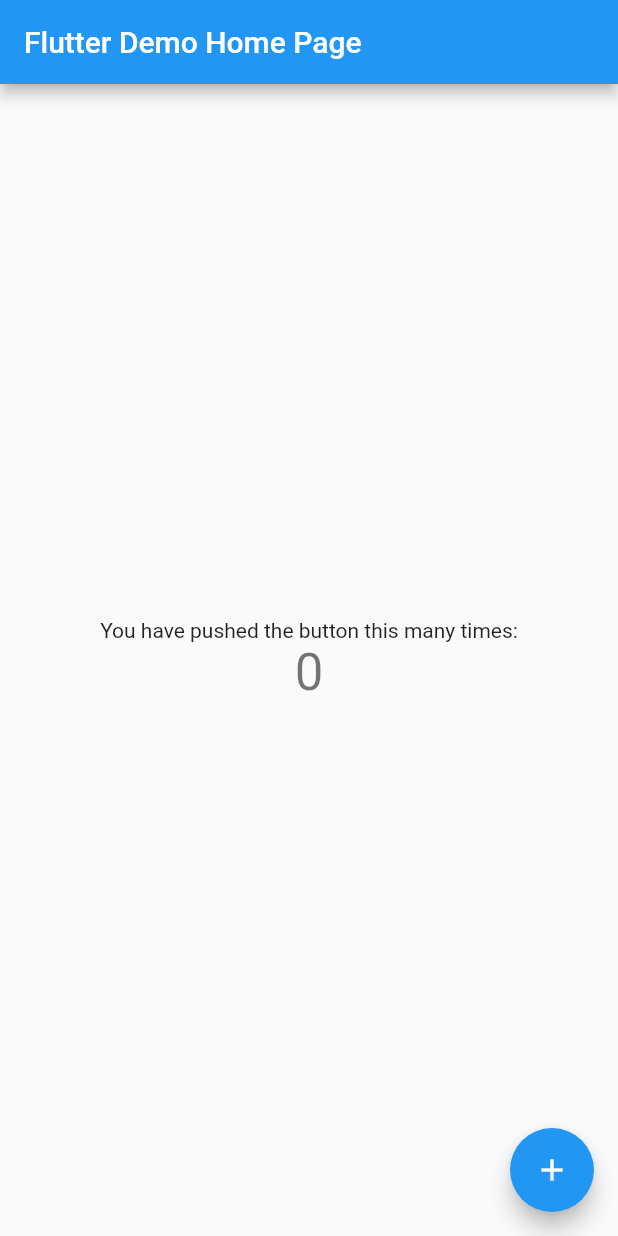
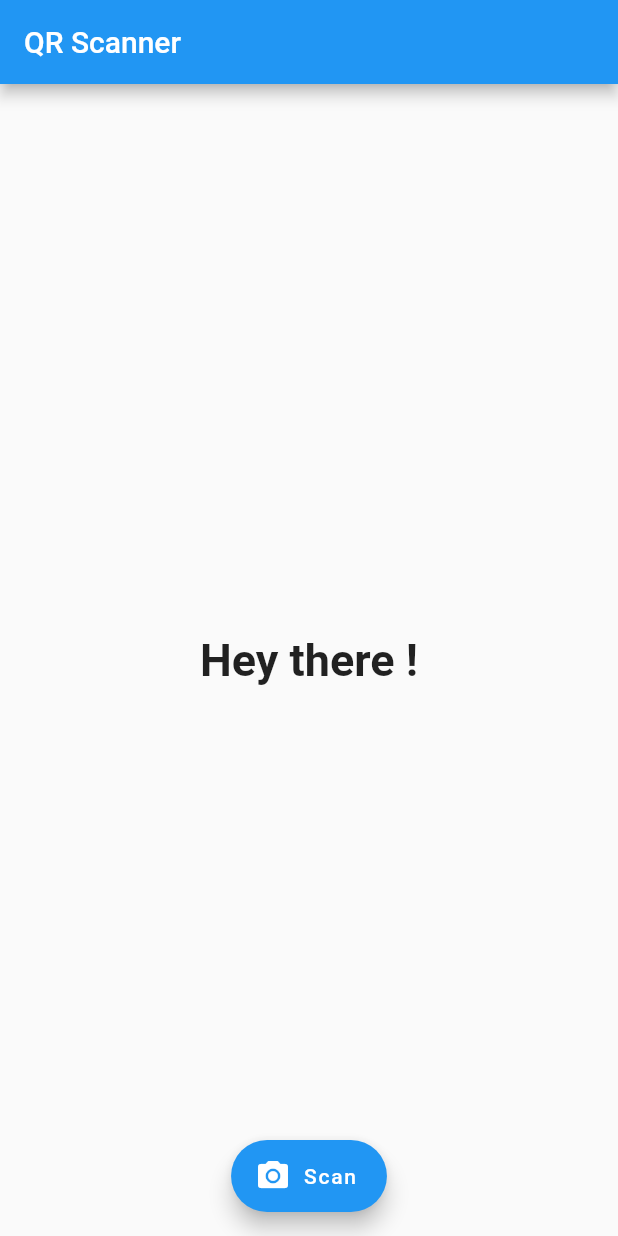
Before and after one commit to StephanotZaf/flutter-qr-presence, a Flutter app: the screen it shows after launch, on a phone screen of 412 x 824 dp. Run offline on Flutter 3.47's test engine with Material 2 defaults, Android fonts, the phone set to English and light mode, and no system bars; missing offline and left inert: barcode_scan.

Commit message:
First commit

```diff
--- a/lib/main.dart
+++ b/lib/main.dart
@@ -1,111 +1,69 @@
+import 'dart:async';
+
 import 'package:flutter/material.dart';
+import 'package:barcode_scan/barcode_scan.dart';
+import 'package:flutter/services.dart';
 
-void main() => runApp(MyApp());
+void main() => runApp(MaterialApp(
+      debugShowCheckedModeBanner: false,
+      home: HomePage(),
+    ));
 
-class MyApp extends StatelessWidget {
-  // This widget is the root of your application.
+class HomePage extends StatefulWidget {
   @override
-  Widget build(BuildContext context) {
-    return MaterialApp(
-      title: 'Flutter Demo',
-      theme: ThemeData(
-        // This is the theme of your application.
-        //
-        // Try running your application with "flutter run". You'll see the
-        // application has a blue toolbar. Then, without quitting the app, try
-        // changing the primarySwatch below to Colors.green and then invoke
-        // "hot reload" (press "r" in the console where you ran "flutter run",
-        // or simply save your changes to "hot reload" in a Flutter IDE).
-        // Notice that the counter didn't reset back to zero; the application
-        // is not restarted.
-        primarySwatch: Colors.blue,
-      ),
-      home: MyHomePage(title: 'Flutter Demo Home Page'),
-    );
+  HomePageState createState() {
+    return new HomePageState();
   }
 }
 
-class MyHomePage extends StatefulWidget {
-  MyHomePage({Key key, this.title}) : super(key: key);
+class HomePageState extends State<HomePage> {
+  String result = "Hey there !";
 
-  // This widget is the home page of your application. It is stateful, meaning
-  // that it has a State object (defined below) that contains fields that affect
-  // how it looks.
-
-  // This class is the configuration for the state. It holds the values (in this
-  // case the title) provided by the parent (in this case the App widget) and
-  // used by the build method of the State. Fields in a Widget subclass are
-  // always marked "final".
-
-  final String title;
-
-  @override
-  _MyHomePageState createState() => _MyHomePageState();
-}
-
-class _MyHomePageState extends State<MyHomePage> {
-  int _counter = 0;
-
-  void _incrementCounter() {
-    setState(() {
-      // This call to setState tells the Flutter framework that something has
-      // changed in this State, which causes it to rerun the build method below
-      // so that the display can reflect the updated values. If we changed
-      // _counter without calling setState(), then the build method would not be
-      // called again, and so nothing would appear to happen.
-      _counter++;
-    });
+  Future _scanQR() async {
+    try {
+      String qrResult = await BarcodeScanner.scan();
+      setState(() {
+        result = qrResult;
+      });
+    } on PlatformException catch (ex) {
+      if (ex.code == BarcodeScanner.CameraAccessDenied) {
+        setState(() {
+          result = "Camera permission was denied";
+        });
+      } else {
+        setState(() {
+          result = "Unknown Error $ex";
+        });
+      }
+    } on FormatException {
+      setState(() {
+        result = "You pressed the back button before scanning anything";
+      });
+    } catch (ex) {
+      setState(() {
+        result = "Unknown Error $ex";
+      });
+    }
   }
 
   @override
   Widget build(BuildContext context) {
-    // This method is rerun every time setState is called, for instance as done
-    // by the _incrementCounter method above.
-    //
-    // The Flutter framework has been optimized to make rerunning build methods
-    // fast, so that you can just rebuild anything that needs updating rather
-    // than having to individually change instances of widgets.
     return Scaffold(
       appBar: AppBar(
-        // Here we take the value from the MyHomePage object that was created by
-        // the App.build method, and use it to set our appbar title.
-        title: Text(widget.title),
+        title: Text("QR Scanner"),
       ),
       body: Center(
-        // Center is a layout widget. It takes a single child and positions it
-        // in the middle of the parent.
-        child: Column(
-          // Column is also a layout widget. It takes a list of children and
-          // arranges them vertically. By default, it sizes itself to fit its
-          // children horizontally, and tries to be as tall as its parent.
-          //
-          // Invoke "debug painting" (press "p" in the console, choose the
-          // "Toggle Debug Paint" action from the Flutter Inspector in Android
-          // Studio, or the "Toggle Debug Paint" command in Visual Studio Code)
-          // to see the wireframe for each widget.
-          //
-          // Column has various properties to control how it sizes itself and
-          // how it positions its children. Here we use mainAxisAlignment to
-          // center the children vertically; the main axis here is the vertical
-          // axis because Columns are vertical (the cross axis would be
-          // horizontal).
-          mainAxisAlignment: MainAxisAlignment.center,
-          children: <Widget>[
-            Text(
-              'You have pushed the button this many times:',
-            ),
-            Text(
-              '$_counter',
-              style: Theme.of(context).textTheme.display1,
-            ),
-          ],
+        child: Text(
+          result,
+          style: new TextStyle(fontSize: 30.0, fontWeight: FontWeight.bold),
         ),
       ),
-      floatingActionButton: FloatingActionButton(
-        onPressed: _incrementCounter,
-        tooltip: 'Increment',
-        child: Icon(Icons.add),
-      ), // This trailing comma makes auto-formatting nicer for build methods.
+      floatingActionButton: FloatingActionButton.extended(
+        icon: Icon(Icons.camera_alt),
+        label: Text("Scan"),
+        onPressed: _scanQR,
+      ),
+      floatingActionButtonLocation: FloatingActionButtonLocation.centerFloat,
     );
   }
 }
--- a/pubspec.yaml
+++ b/pubspec.yaml
@@ -23,6 +23,7 @@ dependencies:
   # The following adds the Cupertino Icons font to your application.
   # Use with the CupertinoIcons class for iOS style icons.
   cupertino_icons: ^0.1.2
+  barcode_scan: ^1.0.0
 
 dev_dependencies:
   flutter_test:
```
Also changed, not shown: pubspec.lock, 1 other file.
